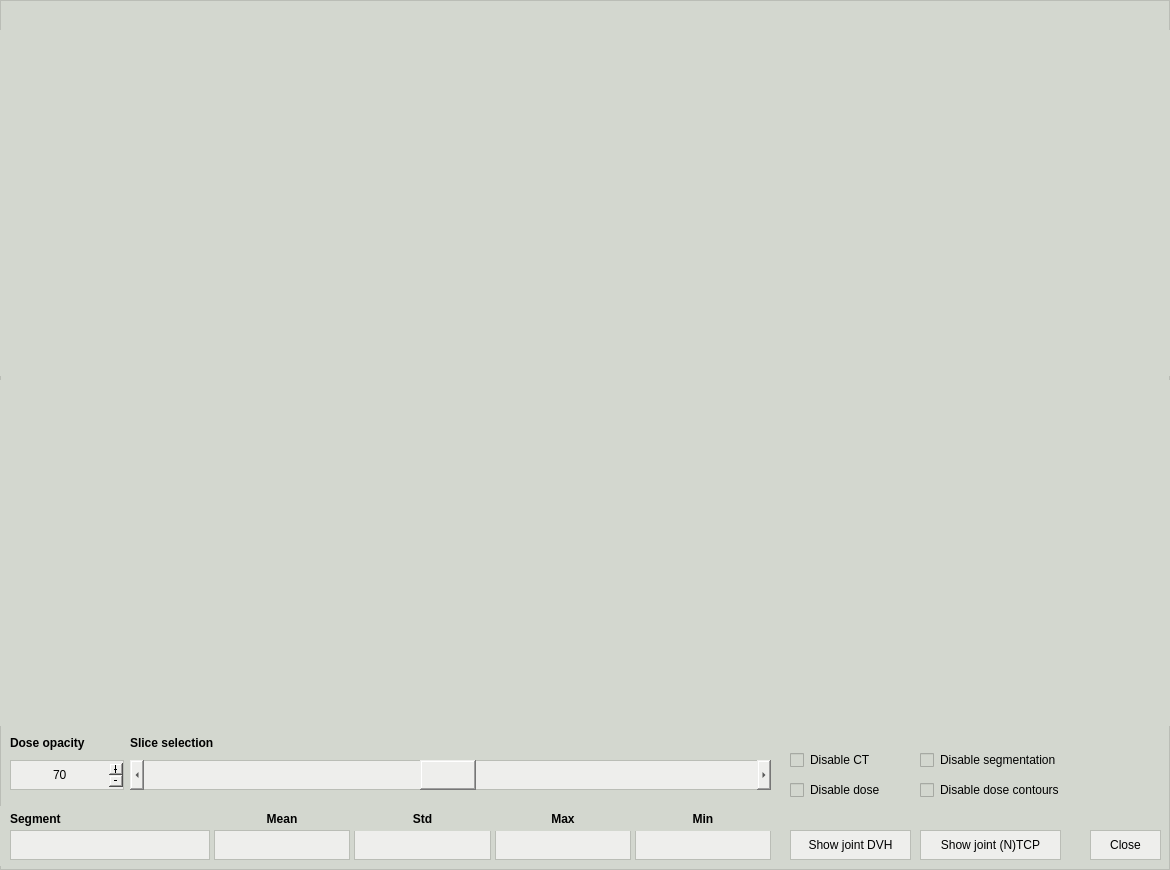
Above: pyanno4rt/gui/designs/compare_window.ui from pyanno4rt/pyanno4rt before the change. Below: the same form after it.
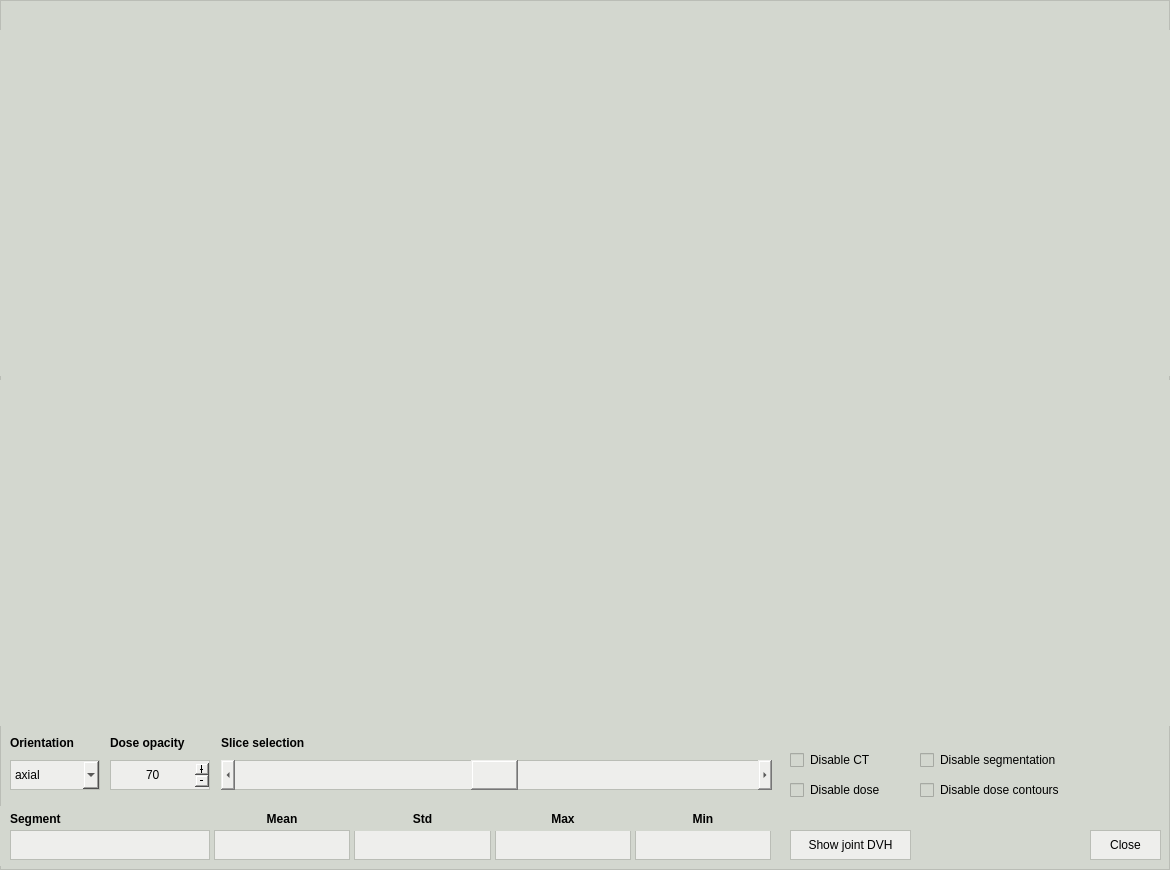
That is the form after the change.

Commit message: Finalized first version of compare window in GUI, adapted window sizes, updated environment, small bug fixes and corrections

What changed in the file:
```diff
--- a/pyanno4rt/gui/designs/compare_window.ui
+++ b/pyanno4rt/gui/designs/compare_window.ui
@@ -102,9 +102,9 @@
    <widget class="QScrollBar" name="slice_selection_sbar">
     <property name="geometry">
      <rect>
-      <x>130</x>
+      <x>221</x>
       <y>760</y>
-      <width>641</width>
+      <width>551</width>
       <height>30</height>
      </rect>
     </property>
@@ -248,7 +248,7 @@
    <widget class="QLabel" name="slice_selection_label">
     <property name="geometry">
      <rect>
-      <x>130</x>
+      <x>221</x>
       <y>730</y>
       <width>118</width>
       <height>25</height>
@@ -282,9 +282,9 @@
    <widget class="QLabel" name="opacity_label">
     <property name="geometry">
      <rect>
-      <x>10</x>
+      <x>110</x>
       <y>730</y>
-      <width>120</width>
+      <width>111</width>
       <height>25</height>
      </rect>
     </property>
@@ -316,21 +316,21 @@
    <widget class="QSpinBox" name="opacity_sbox">
     <property name="geometry">
      <rect>
-      <x>10</x>
+      <x>110</x>
       <y>760</y>
-      <width>120</width>
+      <width>106</width>
       <height>30</height>
      </rect>
     </property>
     <property name="minimumSize">
      <size>
-      <width>120</width>
+      <width>106</width>
       <height>30</height>
      </size>
     </property>
     <property name="maximumSize">
      <size>
-      <width>120</width>
+      <width>106</width>
       <height>30</height>
      </size>
     </property>
@@ -1022,15 +1022,67 @@
      <string>Disable dose contours</string>
     </property>
    </widget>
-   <widget class="QPushButton" name="joint_ntcp_pbutton">
+   <widget class="QLabel" name="opacity_label_2">
     <property name="geometry">
      <rect>
-      <x>920</x>
-      <y>830</y>
-      <width>141</width>
+      <x>10</x>
+      <y>730</y>
+      <width>91</width>
+      <height>25</height>
+     </rect>
+    </property>
+    <property name="minimumSize">
+     <size>
+      <width>0</width>
+      <height>25</height>
+     </size>
+    </property>
+    <property name="maximumSize">
+     <size>
+      <width>16777215</width>
+      <height>25</height>
+     </size>
+    </property>
+    <property name="font">
+     <font>
+      <weight>75</weight>
+      <bold>true</bold>
+     </font>
+    </property>
+    <property name="styleSheet">
+     <string notr="true">border: 0px;</string>
+    </property>
+    <property name="text">
+     <string>Orientation</string>
+    </property>
+   </widget>
+   <widget class="QComboBox" name="orient_cbox">
+    <property name="geometry">
+     <rect>
+      <x>10</x>
+      <y>760</y>
+      <width>90</width>
       <height>30</height>
      </rect>
     </property>
+    <property name="sizePolicy">
+     <sizepolicy hsizetype="Fixed" vsizetype="Fixed">
+      <horstretch>0</horstretch>
+      <verstretch>0</verstretch>
+     </sizepolicy>
+    </property>
+    <property name="minimumSize">
+     <size>
+      <width>90</width>
+      <height>30</height>
+     </size>
+    </property>
+    <property name="maximumSize">
+     <size>
+      <width>90</width>
+      <height>30</height>
+     </size>
+    </property>
     <property name="cursor">
      <cursorShape>PointingHandCursor</cursorShape>
     </property>
@@ -1040,9 +1092,27 @@
 border: 1px solid;
 border-color: rgb(186, 189, 182);</string>
     </property>
-    <property name="text">
-     <string>Show joint (N)TCP</string>
+    <property name="currentText">
+     <string>axial</string>
     </property>
+    <property name="currentIndex">
+     <number>0</number>
+    </property>
+    <item>
+     <property name="text">
+      <string>axial</string>
+     </property>
+    </item>
+    <item>
+     <property name="text">
+      <string>coronal</string>
+     </property>
+    </item>
+    <item>
+     <property name="text">
+      <string>sagittal</string>
+     </property>
+    </item>
    </widget>
   </widget>
  </widget>
```
Left out of the diff: 2 changed lines with no effect on the pictures. The commit also changes 28 other files.
